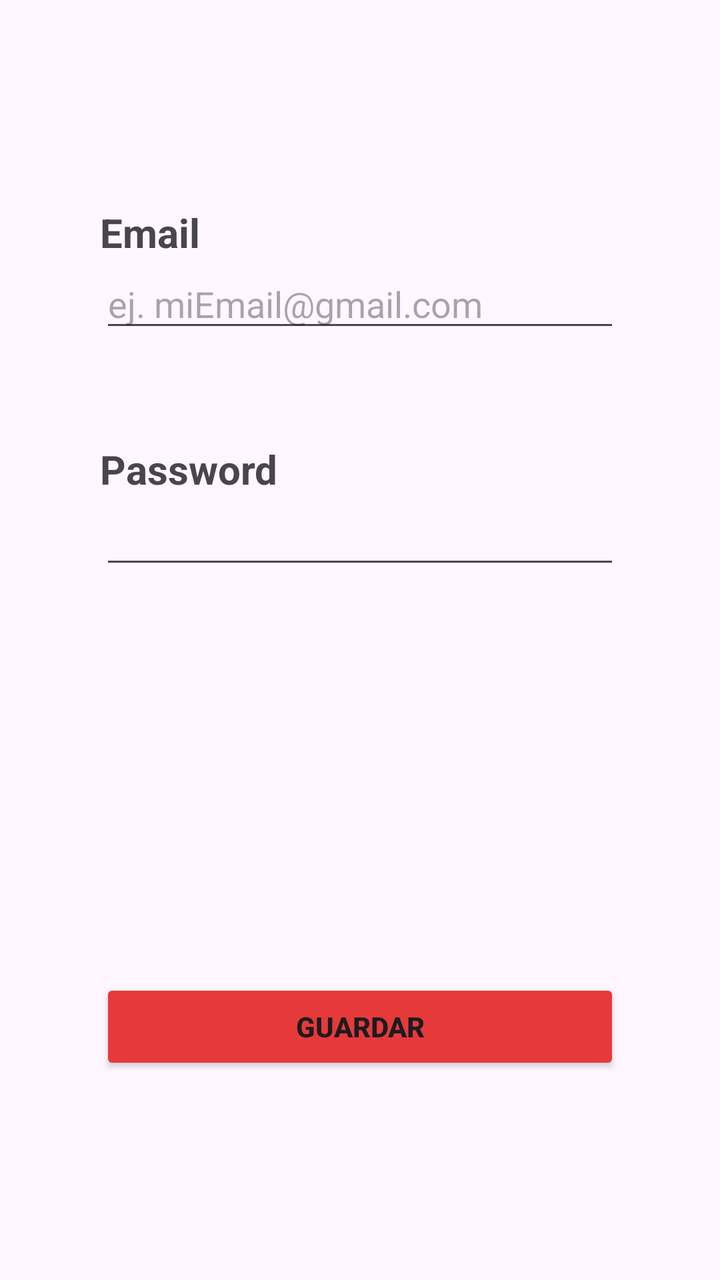
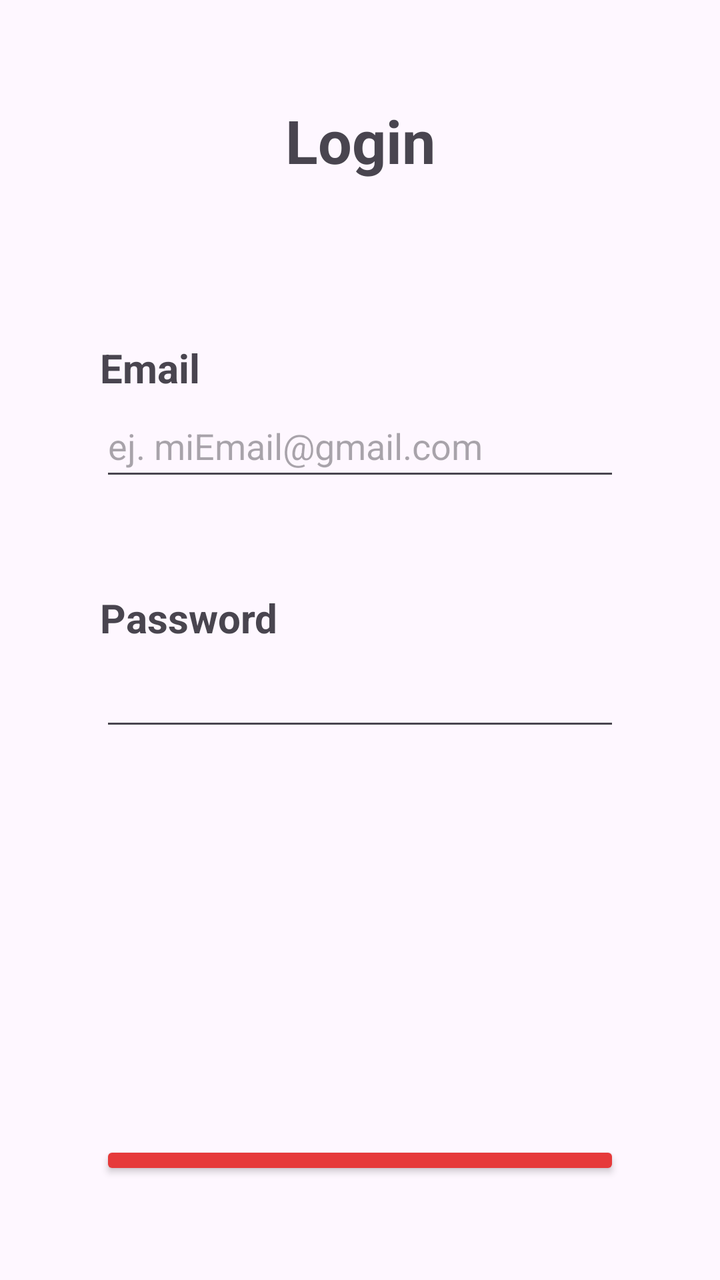

The first picture is an Android layout as it rendered before a commit; the second is the same layout after the commit. The layout source and the unified diff follow.
<!-- AndroidManifest.xml: application theme Theme.FirebaseChat -->
<!-- res/layout/fragment_login.xml -->
<?xml version="1.0" encoding="utf-8"?>
<LinearLayout xmlns:android="http://schemas.android.com/apk/res/android"
    xmlns:app="http://schemas.android.com/apk/res-auto"
    xmlns:tools="http://schemas.android.com/tools"
    android:id="@+id/linearLayout"
    android:layout_width="match_parent"
    android:layout_height="match_parent"
    android:gravity="center"
    android:orientation="vertical"
    android:padding="50dp"
    tools:context=".view.LoginFragment">

    <TextView
        android:id="@+id/emailTextView"
        android:layout_width="match_parent"
        android:layout_height="wrap_content"
        android:hint="@string/emailTextViewHint"
        android:text="@string/emailTextView"
        android:textSize="20sp"
        android:textStyle="bold" />

    <EditText
        android:id="@+id/editTextTextEmailAddress"
        android:layout_width="match_parent"
        android:layout_height="wrap_content"
        android:ems="10"
        android:hint="@string/emailTextViewHint"
        android:inputType="textEmailAddress" />

    <TextView
        android:id="@+id/passwordTextView"
        android:layout_width="match_parent"
        android:layout_height="wrap_content"
        android:layout_marginTop="50dp"
        android:text="@string/passwordTextView"
        android:textSize="20sp"
        android:textStyle="bold" />

    <EditText
        android:id="@+id/editTextTextPassword"
        android:layout_width="match_parent"
        android:layout_height="wrap_content"
        android:ems="10"
        android:inputType="textPassword" />

    <Button
        android:id="@+id/button2"
        android:layout_width="match_parent"
        android:layout_height="wrap_content"
        android:layout_marginTop="200dp"
        android:backgroundTint="@color/primaryColor"
        android:text="@string/btnSaveTxt"
        android:textStyle="bold" />

</LinearLayout>
<!-- resources referenced by this layout -->
<resources>
  <color name="primaryColor">#E63A3A</color>
  <string name="btnSaveTxt">Guardar</string>
  <string name="emailTextView">Email</string>
  <string name="emailTextViewHint">ej. miEmail@gmail.com</string>
  <string name="passwordTextView">Password</string>
  <style name="Theme.FirebaseChat" parent="Base.Theme.FirebaseChat" />
  <style name="Base.Theme.FirebaseChat" parent="Theme.Material3.DayNight.NoActionBar">
          
          
      </style>
</resources>

<!-- the commit's change to res/layout/fragment_login.xml (unified diff, before → after) -->
@@ -9,6 +9,16 @@
     android:orientation="vertical"
     android:padding="50dp"
     tools:context=".view.LoginFragment">
+
+    <TextView
+        android:id="@+id/textViewLoginTitle"
+        android:layout_width="match_parent"
+        android:layout_height="wrap_content"
+        android:layout_marginBottom="80dp"
+        android:gravity="center"
+        android:text="@string/textViewLoginTitle"
+        android:textSize="30sp"
+        android:textStyle="bold" />
 
     <TextView
         android:id="@+id/emailTextView"
@@ -25,7 +35,9 @@
         android:layout_height="wrap_content"
         android:ems="10"
         android:hint="@string/emailTextViewHint"
-        android:inputType="textEmailAddress" />
+        android:inputType="textEmailAddress"
+        android:minWidth="48dp"
+        android:minHeight="48dp" />
 
     <TextView
         android:id="@+id/passwordTextView"
@@ -41,15 +53,18 @@
         android:layout_width="match_parent"
         android:layout_height="wrap_content"
         android:ems="10"
-        android:inputType="textPassword" />
+        android:inputType="textPassword"
+        android:minWidth="48dp"
+        android:minHeight="48dp" />
 
     <Button
-        android:id="@+id/button2"
+        android:id="@+id/btnSaveTxt"
         android:layout_width="match_parent"
         android:layout_height="wrap_content"
         android:layout_marginTop="200dp"
         android:backgroundTint="@color/primaryColor"
         android:text="@string/btnSaveTxt"
+        android:textSize="20sp"
         android:textStyle="bold" />
 
 </LinearLayout>
<!-- resource entries referenced after the edit -->
@@ -5,6 +5,7 @@
   <string name="emailTextView">Email</string>
   <string name="emailTextViewHint">ej. miEmail@gmail.com</string>
   <string name="passwordTextView">Password</string>
+  <string name="textViewLoginTitle">Login</string>
   <style name="Theme.FirebaseChat" parent="Base.Theme.FirebaseChat" />
   <style name="Base.Theme.FirebaseChat" parent="Theme.Material3.DayNight.NoActionBar">
           
